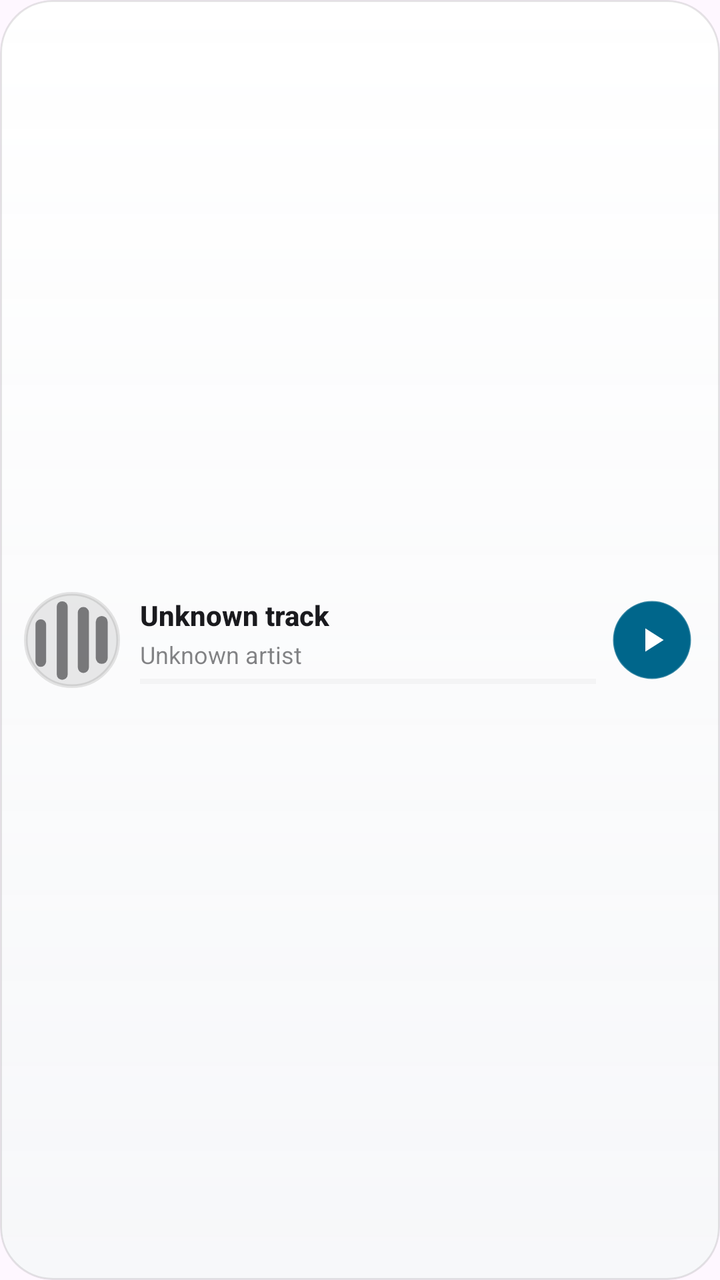
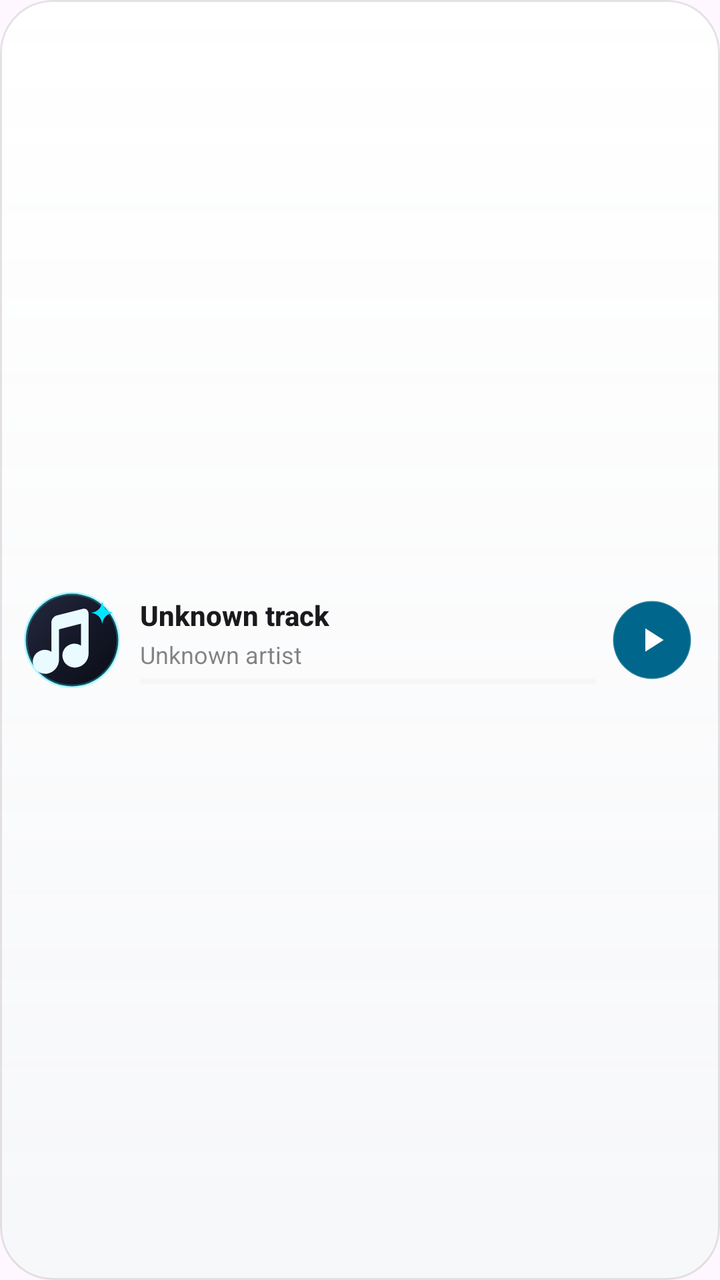

An Android layout rendered at two revisions. The XML below is the earlier revision; the diff shows what the commit changed to produce the second picture.
<!-- AndroidManifest.xml: application theme Theme.NeonSong.Splash -->
<!-- res/layout/widget_now_playing_compact.xml -->
<?xml version="1.0" encoding="utf-8"?>
<LinearLayout xmlns:android="http://schemas.android.com/apk/res/android"
    android:id="@+id/widget_root"
    android:layout_width="match_parent"
    android:layout_height="match_parent"
    android:background="@drawable/widget_ref_background"
    android:clipToOutline="true"
    android:gravity="center_vertical"
    android:orientation="horizontal"
    android:paddingStart="12dp"
    android:paddingEnd="14dp"
    android:paddingTop="8dp"
    android:paddingBottom="8dp">

    
    <LinearLayout
        android:id="@+id/widget_empty_group"
        android:layout_width="match_parent"
        android:layout_height="wrap_content"
        android:gravity="center_vertical"
        android:orientation="horizontal"
        android:visibility="gone">

        <ImageView
            android:id="@+id/widget_empty_icon"
            android:layout_width="44dp"
            android:layout_height="44dp"
            android:contentDescription="@null"
            android:src="@drawable/widget_art_placeholder" />

        <LinearLayout
            android:layout_width="0dp"
            android:layout_height="wrap_content"
            android:layout_marginStart="10dp"
            android:layout_weight="1"
            android:orientation="vertical">

            <TextView
                android:id="@+id/widget_empty_title"
                android:layout_width="match_parent"
                android:layout_height="wrap_content"
                android:ellipsize="end"
                android:fontFamily="sans-serif-medium"
                android:maxLines="1"
                android:text="@string/widget_name"
                android:textColor="@color/widget_on_surface"
                android:textSize="15sp"
                android:textStyle="bold" />

            <TextView
                android:id="@+id/widget_empty_sub"
                android:layout_width="match_parent"
                android:layout_height="wrap_content"
                android:layout_marginTop="2dp"
                android:ellipsize="end"
                android:fontFamily="sans-serif"
                android:maxLines="1"
                android:text="@string/widget_description"
                android:textColor="@color/widget_on_surface_variant"
                android:textSize="12sp" />
        </LinearLayout>
    </LinearLayout>

    
    <LinearLayout
        android:id="@+id/widget_content_group"
        android:layout_width="match_parent"
        android:layout_height="wrap_content"
        android:gravity="center_vertical"
        android:orientation="horizontal">

        <ImageView
            android:id="@+id/widget_art"
            android:layout_width="48dp"
            android:layout_height="48dp"
            android:contentDescription="@null"
            android:scaleType="centerCrop"
            android:src="@drawable/widget_art_placeholder" />

        <LinearLayout
            android:layout_width="0dp"
            android:layout_height="wrap_content"
            android:layout_marginStart="10dp"
            android:layout_marginEnd="8dp"
            android:layout_weight="1"
            android:gravity="center_vertical"
            android:orientation="vertical">

            <TextView
                android:id="@+id/widget_title"
                android:layout_width="match_parent"
                android:layout_height="wrap_content"
                android:ellipsize="end"
                android:fontFamily="sans-serif-medium"
                android:maxLines="1"
                android:text="Unknown track"
                android:textColor="@color/widget_on_surface"
                android:textSize="14sp"
                android:textStyle="bold" />

            <TextView
                android:id="@+id/widget_subtitle"
                android:layout_width="match_parent"
                android:layout_height="wrap_content"
                android:layout_marginTop="2dp"
                android:ellipsize="end"
                android:fontFamily="sans-serif"
                android:maxLines="1"
                android:text="Unknown artist"
                android:textColor="@color/widget_on_surface_variant"
                android:textSize="12sp" />

            <LinearLayout
                android:id="@+id/widget_progress_row"
                android:layout_width="match_parent"
                android:layout_height="wrap_content"
                android:layout_marginTop="4dp">

                <ProgressBar
                    android:id="@+id/widget_progress"
                    style="?android:attr/progressBarStyleHorizontal"
                    android:layout_width="match_parent"
                    android:layout_height="2.5dp"
                    android:max="1000"
                    android:progress="0"
                    android:progressBackgroundTint="@color/widget_track"
                    android:progressTint="@color/widget_primary" />
            </LinearLayout>
        </LinearLayout>

        
        <FrameLayout
            android:id="@+id/widget_play_pause_container"
            android:layout_width="40dp"
            android:layout_height="40dp"
            android:background="@drawable/widget_play_pill">

            <ImageView
                android:id="@+id/widget_play_pause"
                android:layout_width="20dp"
                android:layout_height="20dp"
                android:layout_gravity="center"
                android:contentDescription="@string/desc_play_pause"
                android:src="@drawable/ic_widget_play"
                android:tint="@color/widget_on_primary" />
        </FrameLayout>

        
        <ImageButton
            android:id="@+id/widget_prev"
            android:layout_width="0dp"
            android:layout_height="0dp"
            android:visibility="gone" />

        <FrameLayout
            android:id="@+id/widget_next_container"
            android:layout_width="0dp"
            android:layout_height="0dp"
            android:visibility="gone">

            <ImageButton
                android:id="@+id/widget_next"
                android:layout_width="0dp"
                android:layout_height="0dp" />
        </FrameLayout>

        <LinearLayout
            android:id="@+id/widget_eq_group"
            android:layout_width="0dp"
            android:layout_height="0dp"
            android:visibility="gone">

            <ImageView
                android:id="@+id/widget_eq_icon"
                android:layout_width="0dp"
                android:layout_height="0dp" />

            <TextView
                android:id="@+id/widget_state"
                android:layout_width="0dp"
                android:layout_height="0dp" />
        </LinearLayout>
    </LinearLayout>
</LinearLayout>
<!-- resources referenced by this layout -->
<resources>
  <color name="widget_on_primary">#FF000000</color>
  <color name="widget_on_surface">#FF1A1A1E</color>
  <color name="widget_on_surface_variant">#8A1A1A1E</color>
  <color name="widget_primary">#FF00E5FF</color>
  <color name="widget_track">#1C000000</color>
  <!-- drawable ic_widget_play (drawable) -->
  <vector xmlns:android="http://schemas.android.com/apk/res/android"
      android:width="24dp"
      android:height="24dp"
      android:viewportWidth="24"
      android:viewportHeight="24">
      <path
          android:fillColor="#FFFFFFFF"
          android:pathData="M8,5v14l11,-7z" />
  </vector>
  <!-- drawable widget_art_placeholder (drawable) -->
  <?xml version="1.0" encoding="utf-8"?>
  <layer-list xmlns:android="http://schemas.android.com/apk/res/android">
      <item>
          <shape android:shape="rectangle">
              <corners android:radius="14dp" />
              <solid android:color="@color/widget_surface_variant" />
              <stroke
                  android:width="1dp"
                  android:color="@color/widget_hairline" />
          </shape>
      </item>
      <item
          android:width="26dp"
          android:height="26dp"
          android:gravity="center"
          android:drawable="@drawable/ic_widget_logo_mark" />
  </layer-list>
  <!-- drawable widget_play_pill (drawable) -->
  <?xml version="1.0" encoding="utf-8"?>
  <shape xmlns:android="http://schemas.android.com/apk/res/android"
      android:shape="oval">
      <solid android:color="@color/widget_primary" />
      <stroke
          android:width="1dp"
          android:color="#33FFFFFF" />
  </shape>
  <string name="desc_play_pause">Play or pause</string>
  <string name="widget_description">Artwork, track details and playback controls for every media app</string>
  <string name="widget_name">Neon Song Player</string>
  <color name="widget_surface_variant">#14000000</color>
  <color name="widget_hairline">#1A000000</color>
  <!-- drawable ic_widget_logo_mark (drawable) -->
  <vector xmlns:android="http://schemas.android.com/apk/res/android"
      android:width="24dp"
      android:height="24dp"
      android:viewportWidth="108"
      android:viewportHeight="108">
      <path
          android:fillColor="@color/widget_on_surface_variant"
          android:pathData="M12.92,36.47 A5.99,5.99 0 0 1 24.89,36.47 L24.89,78.39 A5.99,5.99 0 0 1 12.92,78.39 Z" />
      <path
          android:fillColor="@color/widget_on_surface_variant"
          android:pathData="M36.86,16.58 A6.14,6.14 0 0 1 49.15,16.58 L49.15,92.58 A6.14,6.14 0 0 1 36.86,92.58 Z" />
      <path
          android:fillColor="@color/widget_on_surface_variant"
          android:pathData="M60.54,23.12 A6.25,6.25 0 0 1 73.04,23.12 L73.04,84.82 A6.25,6.25 0 0 1 60.54,84.82 Z" />
      <path
          android:fillColor="@color/widget_on_surface_variant"
          android:pathData="M80.74,33.72 A6.72,6.72 0 0 1 94.18,33.72 L94.18,74.17 A6.72,6.72 0 0 1 80.74,74.17 Z" />
  </vector>
  <color name="widget_surface_top">#F7FFFFFF</color>
  <color name="widget_surface">#E8F6F7F9</color>
  <color name="splash_background">#FF100F0F</color>
  <!-- drawable neon_song_splash_art (drawable) -->
  <?xml version="1.0" encoding="utf-8"?>
  <bitmap xmlns:android="http://schemas.android.com/apk/res/android"
      android:src="@drawable/beru_icon_3d"
      android:gravity="fill" />
  <!-- unchanged entries left out for length: 5 -->
</resources>

<!-- the commit's change to res/layout/widget_now_playing_compact.xml (unified diff, before → after) -->
@@ -23,9 +23,10 @@
 
         <ImageView
             android:id="@+id/widget_empty_icon"
-            android:layout_width="44dp"
-            android:layout_height="44dp"
+            android:layout_width="46dp"
+            android:layout_height="46dp"
             android:contentDescription="@null"
+            android:scaleType="centerCrop"
             android:src="@drawable/widget_art_placeholder" />
 
         <LinearLayout
@@ -124,6 +125,7 @@
                     android:max="1000"
                     android:progress="0"
                     android:progressBackgroundTint="@color/widget_track"
+                    android:progressDrawable="@drawable/widget_progress_bar"
                     android:progressTint="@color/widget_primary" />
             </LinearLayout>
         </LinearLayout>
<!-- resource entries referenced after the edit -->
@@ -20,16 +20,21 @@
   <layer-list xmlns:android="http://schemas.android.com/apk/res/android">
       <item>
           <shape android:shape="rectangle">
-              <corners android:radius="14dp" />
-              <solid android:color="@color/widget_surface_variant" />
+              <corners android:radius="18dp" />
+              <gradient
+                  android:angle="315"
+                  android:startColor="#FF252A3F"
+                  android:centerColor="#FF151828"
+                  android:endColor="#FF0B0D16"
+                  android:type="linear" />
               <stroke
                   android:width="1dp"
-                  android:color="@color/widget_hairline" />
+                  android:color="#4D00E5FF" />
           </shape>
       </item>
       <item
-          android:width="26dp"
-          android:height="26dp"
+          android:width="28dp"
+          android:height="28dp"
           android:gravity="center"
           android:drawable="@drawable/ic_widget_logo_mark" />
   </layer-list>
@@ -42,29 +47,42 @@
           android:width="1dp"
           android:color="#33FFFFFF" />
   </shape>
+  <!-- drawable widget_progress_bar (drawable) -->
+  <?xml version="1.0" encoding="utf-8"?>
+  <layer-list xmlns:android="http://schemas.android.com/apk/res/android">
+      <item android:id="@android:id/background">
+          <shape android:shape="rectangle">
+              <corners android:radius="100dp" />
+              <solid android:color="#30FFFFFF" />
+          </shape>
+      </item>
+      <item android:id="@android:id/progress">
+          <clip>
+              <shape android:shape="rectangle">
+                  <corners android:radius="100dp" />
+                  <solid android:color="#FFFFFFFF" />
+              </shape>
+          </clip>
+      </item>
+  </layer-list>
   <string name="desc_play_pause">Play or pause</string>
   <string name="widget_description">Artwork, track details and playback controls for every media app</string>
   <string name="widget_name">Neon Song Player</string>
-  <color name="widget_surface_variant">#14000000</color>
   <color name="widget_hairline">#1A000000</color>
   <!-- drawable ic_widget_logo_mark (drawable) -->
+  <?xml version="1.0" encoding="utf-8"?>
   <vector xmlns:android="http://schemas.android.com/apk/res/android"
-      android:width="24dp"
-      android:height="24dp"
-      android:viewportWidth="108"
-      android:viewportHeight="108">
+      android:width="28dp"
+      android:height="28dp"
+      android:viewportWidth="24"
+      android:viewportHeight="24">
+      
       <path
-          android:fillColor="@color/widget_on_surface_variant"
-          android:pathData="M12.92,36.47 A5.99,5.99 0 0 1 24.89,36.47 L24.89,78.39 A5.99,5.99 0 0 1 12.92,78.39 Z" />
+          android:fillColor="#FFEAFBFF"
+          android:pathData="M14.7,4.2 L8.3,5.85 C7.45,6.06 6.85,6.82 6.85,7.7 L6.85,14.95 C6.25,14.55 5.5,14.38 4.7,14.52 C3.02,14.82 1.92,16.4 2.26,18.02 C2.6,19.65 4.2,20.72 5.88,20.4 C7.58,20.08 8.75,18.62 8.75,16.88 L8.75,9.32 L14.25,7.9 L14.25,13.4 C13.65,13.0 12.9,12.83 12.1,12.97 C10.42,13.27 9.32,14.85 9.66,16.47 C10.0,18.1 11.6,19.17 13.28,18.85 C14.98,18.53 16.15,17.07 16.15,15.33 L16.15,5.55 C16.15,4.55 15.52,4.0 14.7,4.2 Z" />
       <path
-          android:fillColor="@color/widget_on_surface_variant"
-          android:pathData="M36.86,16.58 A6.14,6.14 0 0 1 49.15,16.58 L49.15,92.58 A6.14,6.14 0 0 1 36.86,92.58 Z" />
-      <path
-          android:fillColor="@color/widget_on_surface_variant"
-          android:pathData="M60.54,23.12 A6.25,6.25 0 0 1 73.04,23.12 L73.04,84.82 A6.25,6.25 0 0 1 60.54,84.82 Z" />
-      <path
-          android:fillColor="@color/widget_on_surface_variant"
-          android:pathData="M80.74,33.72 A6.72,6.72 0 0 1 94.18,33.72 L94.18,74.17 A6.72,6.72 0 0 1 80.74,74.17 Z" />
+          android:fillColor="#FF00E5FF"
+          android:pathData="M19.55,2.4 Q19.9,4.85 22.35,5.2 Q19.9,5.55 19.55,8.0 Q19.2,5.55 16.75,5.2 Q19.2,4.85 19.55,2.4 Z" />
   </vector>
   <color name="widget_surface_top">#F7FFFFFF</color>
   <color name="widget_surface">#E8F6F7F9</color>
